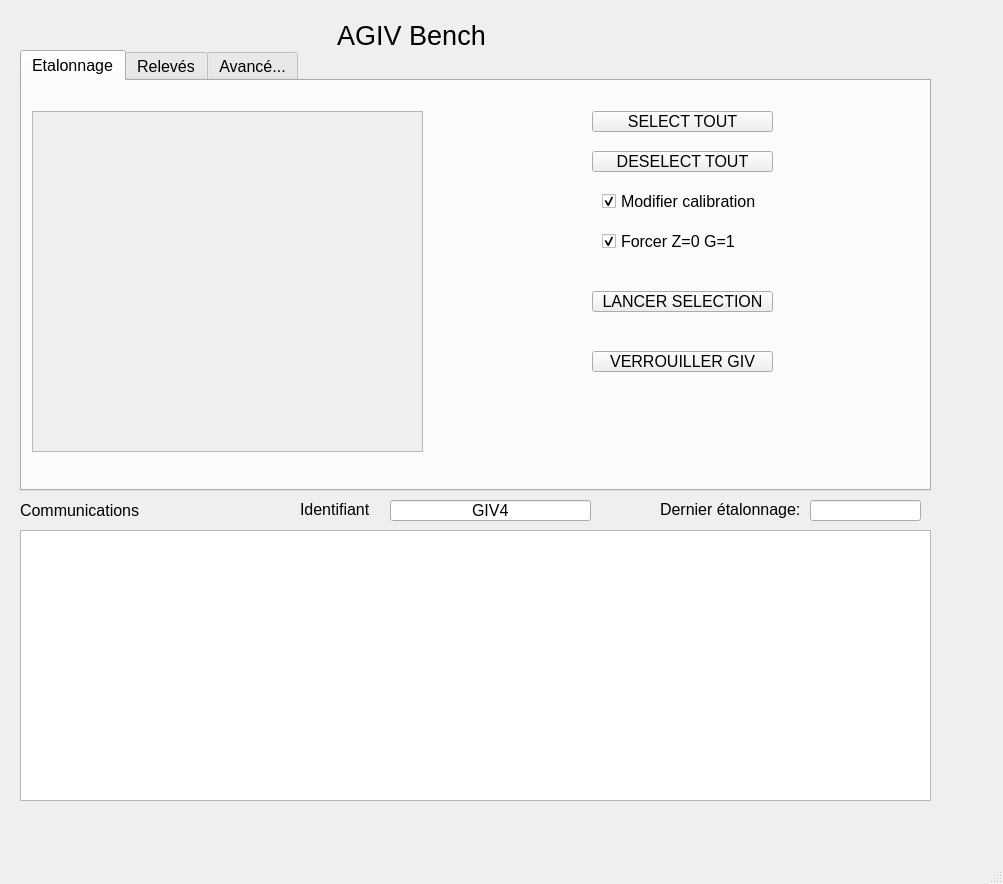
The window that MainWindow.ui (APuissance3/AGIV) describes before a commit, drawn with Qt 5.
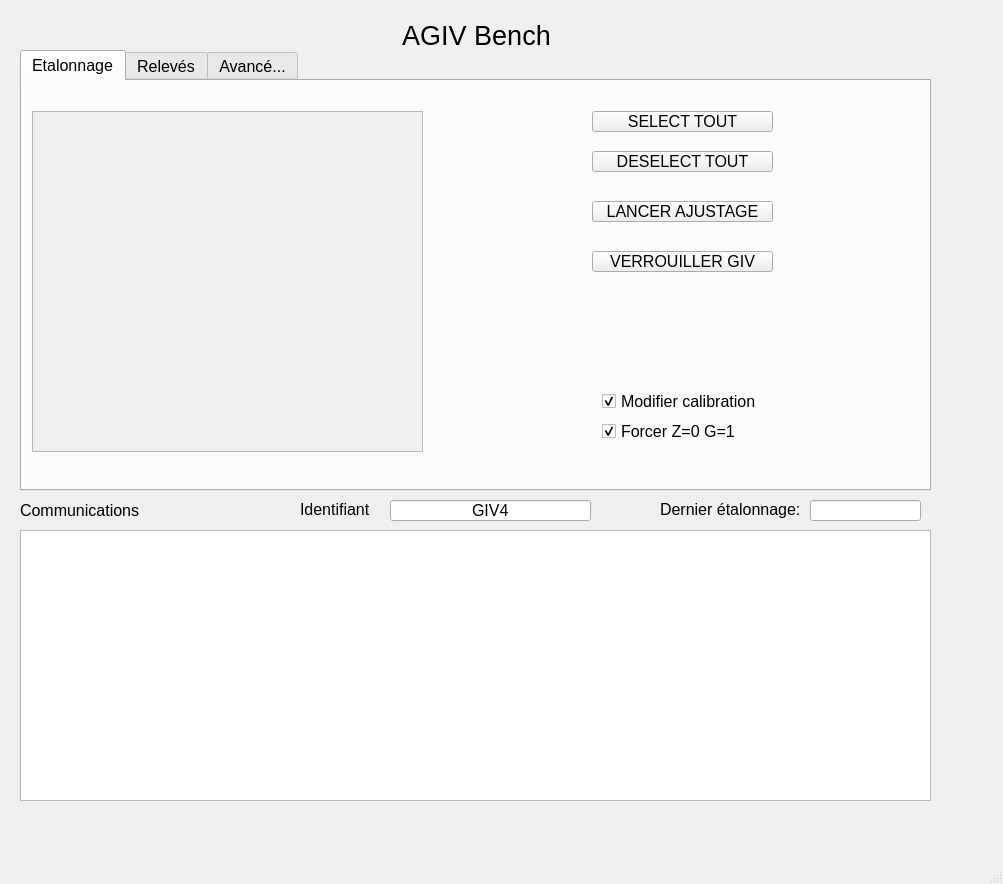
The same window after the commit.

```diff
--- a/MainWindow.ui
+++ b/MainWindow.ui
@@ -30,7 +30,7 @@
      <rect>
       <x>96</x>
       <y>10</y>
-      <width>631</width>
+      <width>761</width>
       <height>51</height>
      </rect>
     </property>
@@ -113,7 +113,7 @@
       <property name="geometry">
        <rect>
         <x>570</x>
-        <y>210</y>
+        <y>120</y>
         <width>181</width>
         <height>21</height>
        </rect>
@@ -125,7 +125,7 @@
        <string/>
       </property>
       <property name="text">
-       <string>LANCER SELECTION</string>
+       <string>LANCER AJUSTAGE</string>
       </property>
      </widget>
      <widget class="QPushButton" name="pBtSelectAll">
@@ -164,7 +164,7 @@
       <property name="geometry">
        <rect>
         <x>580</x>
-        <y>110</y>
+        <y>310</y>
         <width>171</width>
         <height>21</height>
        </rect>
@@ -186,7 +186,7 @@
       <property name="geometry">
        <rect>
         <x>580</x>
-        <y>150</y>
+        <y>340</y>
         <width>181</width>
         <height>21</height>
        </rect>
@@ -208,7 +208,7 @@
       <property name="geometry">
        <rect>
         <x>570</x>
-        <y>270</y>
+        <y>170</y>
         <width>181</width>
         <height>21</height>
        </rect>
```
Left out of the diff: 6 changed lines with no effect on the pictures.
